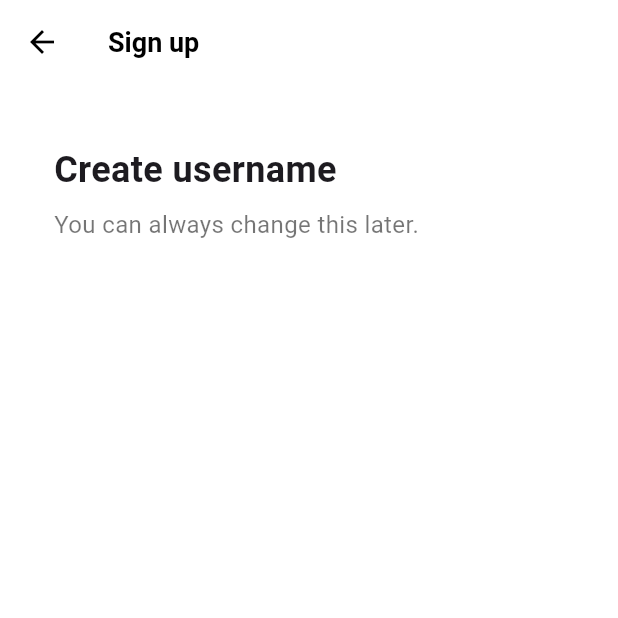
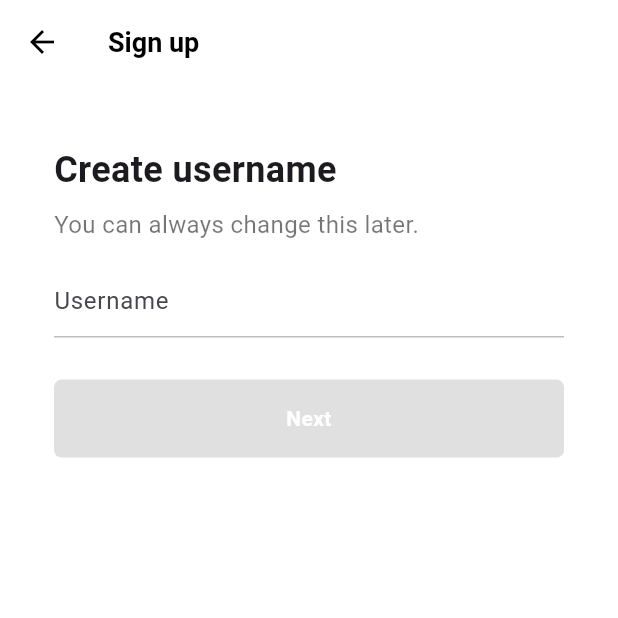
Before and after one commit to dongmin7208/tiktok_flutter, a Flutter app: the screen it shows after launch, after a tap on "Use email & password", on a phone screen of 412 x 824 dp, the top half of it. Run offline on Flutter 3.47's test engine with Material 3 defaults, Android fonts, the phone set to English and light mode, and no system bars; our stand-ins replace font_awesome_flutter.

Commit message:
ADD: username_screen

```diff
--- a/lib/authentication/email_screen.dart
+++ /dev/null
@@ -1,44 +0,0 @@
-import 'package:flutter/material.dart';
-import 'package:tiktok_flutter/constants/gaps.dart';
-import 'package:tiktok_flutter/constants/sizes.dart';
-
-class EmailScreen extends StatelessWidget {
-  const EmailScreen({super.key});
-
-  @override
-  Widget build(BuildContext context) {
-    return Scaffold(
-      appBar: AppBar(
-        title: const Text(
-          "Sign up",
-        ),
-      ),
-      body: const Padding(
-        padding: EdgeInsets.symmetric(
-          horizontal: Sizes.size36,
-        ),
-        child: Column(
-          crossAxisAlignment: CrossAxisAlignment.start,
-          children: [
-            Gaps.v40,
-            Text(
-              "Create username",
-              style: TextStyle(
-                fontSize: Sizes.size24,
-                fontWeight: FontWeight.w700,
-              ),
-            ),
-            Gaps.v8,
-            Text(
-              "You can always change this later.",
-              style: TextStyle(
-                fontSize: Sizes.size16,
-                color: Colors.black54,
-              ),
-            ),
-          ],
-        ),
-      ),
-    );
-  }
-}
--- a/lib/authentication/sign_up_screen.dart
+++ b/lib/authentication/sign_up_screen.dart
@@ -1,7 +1,7 @@
 import 'package:flutter/material.dart';
 import 'package:font_awesome_flutter/font_awesome_flutter.dart';
-import 'package:tiktok_flutter/authentication/email_screen.dart';
 import 'package:tiktok_flutter/authentication/login_screen.dart';
+import 'package:tiktok_flutter/authentication/username_screen.dart';
 import 'package:tiktok_flutter/authentication/widgets/auth_button.dart';
 import 'package:tiktok_flutter/constants/gaps.dart';
 import 'package:tiktok_flutter/constants/sizes.dart';
@@ -22,7 +22,7 @@
   void _onEmailTap(BuildContext context) {
     Navigator.of(context).push(
       MaterialPageRoute(
-        builder: (context) => const EmailScreen(),
+        builder: (context) => const UsernameScreen(),
       ),
     );
   }
--- /dev/null
+++ b/lib/authentication/username_screen.dart
@@ -0,0 +1,106 @@
+import 'package:flutter/material.dart';
+import 'package:tiktok_flutter/constants/gaps.dart';
+import 'package:tiktok_flutter/constants/sizes.dart';
+
+class UsernameScreen extends StatefulWidget {
+  const UsernameScreen({super.key});
+
+  @override
+  State<UsernameScreen> createState() => _UsernameScreenState();
+}
+
+class _UsernameScreenState extends State<UsernameScreen> {
+  final TextEditingController _usernameController = TextEditingController();
+
+  String _username = "";
+
+  @override
+  void initState() {
+    super.initState();
+
+    _usernameController.addListener(() {
+      setState(() {
+        _username = _usernameController.text;
+      });
+    });
+  }
+
+  @override
+  Widget build(BuildContext context) {
+    return Scaffold(
+      appBar: AppBar(
+        title: const Text(
+          "Sign up",
+        ),
+      ),
+      body: Padding(
+        padding: const EdgeInsets.symmetric(
+          horizontal: Sizes.size36,
+        ),
+        child: Column(
+          crossAxisAlignment: CrossAxisAlignment.start,
+          children: [
+            Gaps.v40,
+            const Text(
+              "Create username",
+              style: TextStyle(
+                fontSize: Sizes.size24,
+                fontWeight: FontWeight.w700,
+              ),
+            ),
+            Gaps.v8,
+            const Text(
+              "You can always change this later.",
+              style: TextStyle(
+                fontSize: Sizes.size16,
+                color: Colors.black54,
+              ),
+            ),
+            Gaps.v16,
+            TextField(
+              controller: _usernameController,
+              decoration: InputDecoration(
+                hintText: "Username",
+                enabledBorder: UnderlineInputBorder(
+                  borderSide: BorderSide(
+                    color: Colors.grey.shade400,
+                  ),
+                ),
+                focusedBorder: UnderlineInputBorder(
+                  borderSide: BorderSide(
+                    color: Colors.grey.shade400,
+                  ),
+                ),
+              ),
+              cursorColor: Theme.of(context).primaryColor,
+            ),
+            Gaps.v28,
+            FractionallySizedBox(
+              widthFactor: 1,
+              child: AnimatedContainer(
+                padding: const EdgeInsets.symmetric(
+                  vertical: Sizes.size16,
+                ),
+                decoration: BoxDecoration(
+                  borderRadius: BorderRadius.circular(Sizes.size5),
+                  color: _username.isEmpty
+                      ? Colors.grey.shade300
+                      : Theme.of(context).primaryColor,
+                ),
+                duration: const Duration(milliseconds: 500),
+                child: const Text(
+                  'Next',
+                  textAlign: TextAlign.center,
+                  style: TextStyle(
+                    color: Colors.white,
+                    fontWeight: FontWeight.w600,
+                  ),
+                ),
+              ),
+            ),
+          ],
+        ),
+      ),
+    );
+  }
+}
```
